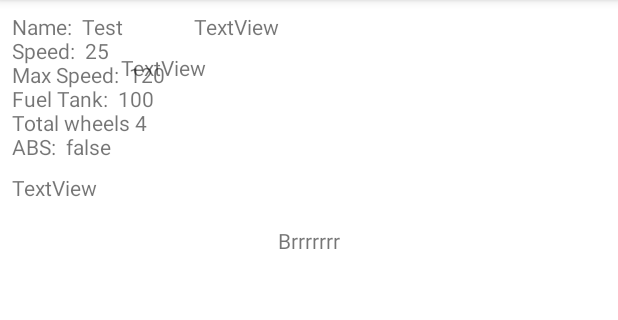
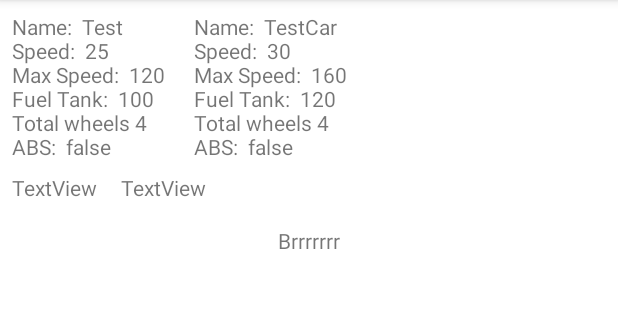
Before and after one commit to TienDao520/Android_Demo, an Android app: the screen it shows after launch (MainActivity), on a phone screen of 412 x 824 dp, the part 84-404 px from its top. Run offline under Robolectric (Android 15) with nearby library versions, the phone set to English and light mode, and no system bars.

Commit message:
Created new car (c1) instance

```diff
--- a/app/src/main/java/tdao/example/vehicle_oop/MainActivity.java
+++ b/app/src/main/java/tdao/example/vehicle_oop/MainActivity.java
@@ -9,10 +9,10 @@ import android.widget.TextView;
 
 public class MainActivity extends AppCompatActivity {
 
-    TextView tvInfo1,tvInfo2,tvInfo3,tvInfo4,tvInfo5;
+    TextView tvInfo1, tvInfo2, tvInfo3, tvInfo4, tvInfo5;
     Vehicle v1;
 
-
+    Car c1;
 
     @Override
     protected void onCreate(Bundle savedInstanceState) {
@@ -20,15 +20,17 @@ public class MainActivity extends AppCompatActivity {
         setContentView(R.layout.activity_main);
 
 
-        tvInfo1= (TextView) findViewById(R.id.tv_info1);
-        tvInfo2= (TextView) findViewById(R.id.tv_info2);
-        tvInfo3= (TextView) findViewById(R.id.tv_info3);
-        tvInfo4= (TextView) findViewById(R.id.tv_info4);
-        tvInfo5= (TextView) findViewById(R.id.tv_info5);
+        tvInfo1 = (TextView) findViewById(R.id.tv_info1);
+        tvInfo2 = (TextView) findViewById(R.id.tv_info2);
+        tvInfo3 = (TextView) findViewById(R.id.tv_info3);
+        tvInfo4 = (TextView) findViewById(R.id.tv_info4);
+        tvInfo5 = (TextView) findViewById(R.id.tv_info5);
 
-        v1 = new Vehicle("Test",25,120,100,4,false);
+        v1 = new Vehicle("Test", 25, 120, 100, 4, false);
+        c1 = new Car("TestCar",30, 160, 120,4,false,"V2");
 
         tvInfo1.setText(v1.toString());
+        tvInfo2.setText(c1.toString());
         tvInfo5.setText(v1.sound());
 
     }
```
